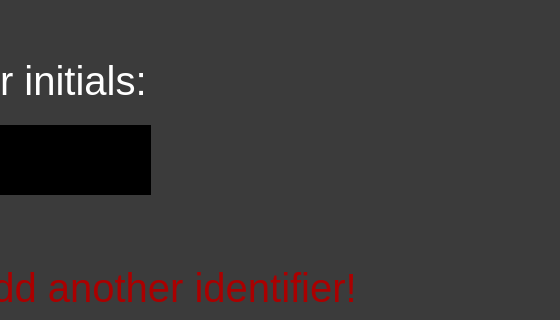
Old version of the form climbdoc/initials.ui in the repository Jonasstre/Climbdoc; both pictures show x 720 to 1280 and y 165 to 485 of the 1280 by 800 pixel window.
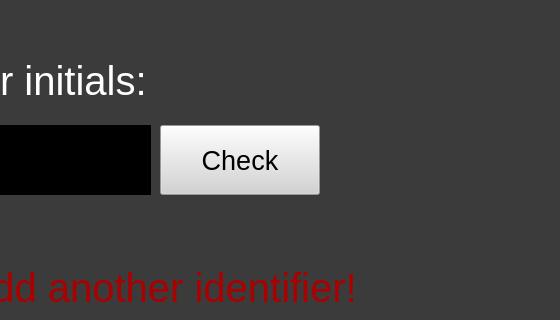
New version of the form.

What changed in the file:
```diff
--- a/climbdoc/initials.ui
+++ b/climbdoc/initials.ui
@@ -100,6 +100,29 @@
 (For example a number)</string>
    </property>
   </widget>
+  <widget class="QPushButton" name="pushButton">
+   <property name="geometry">
+    <rect>
+     <x>880</x>
+     <y>290</y>
+     <width>160</width>
+     <height>70</height>
+    </rect>
+   </property>
+   <property name="font">
+    <font>
+     <pointsize>20</pointsize>
+    </font>
+   </property>
+   <property name="styleSheet">
+    <string notr="true">background-color: rgb(211, 211, 211);
+color: rgb(0, 0, 0);
+</string>
+   </property>
+   <property name="text">
+    <string>Check</string>
+   </property>
+  </widget>
  </widget>
  <resources/>
  <connections/>
```
